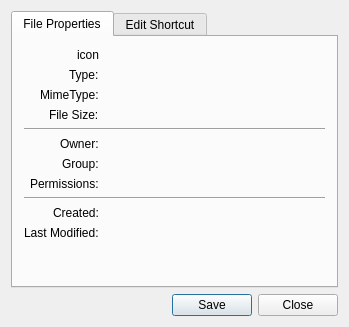
Old version of the form lumina-fileinfo/MainUI.ui in the repository lumina-desktop/lumina.
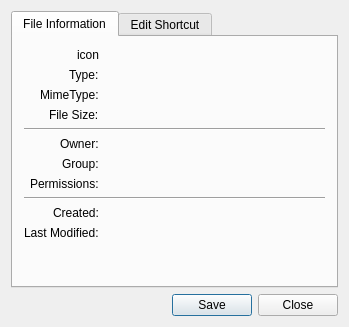
New version of the form. The open tabs and pages were chosen to show the change. Icons and pictures are not drawn.

Commit message: Change the tab name in lumina-fileinfo to "File Information" to ensure consistency with window title. Also make that tabbar auto-hide if there is only one tab (not an XDG shortcut)

Patch:
```diff
--- a/lumina-fileinfo/MainUI.ui
+++ b/lumina-fileinfo/MainUI.ui
@@ -17,11 +17,14 @@
    <item>
     <widget class="QTabWidget" name="tabWidget">
      <property name="currentIndex">
-      <number>1</number>
+      <number>0</number>
+     </property>
+     <property name="tabBarAutoHide">
+      <bool>true</bool>
      </property>
      <widget class="QWidget" name="tab_file">
       <attribute name="title">
-       <string>File Properties</string>
+       <string>File Information</string>
       </attribute>
       <layout class="QFormLayout" name="formLayout">
        <property name="labelAlignment">
```
